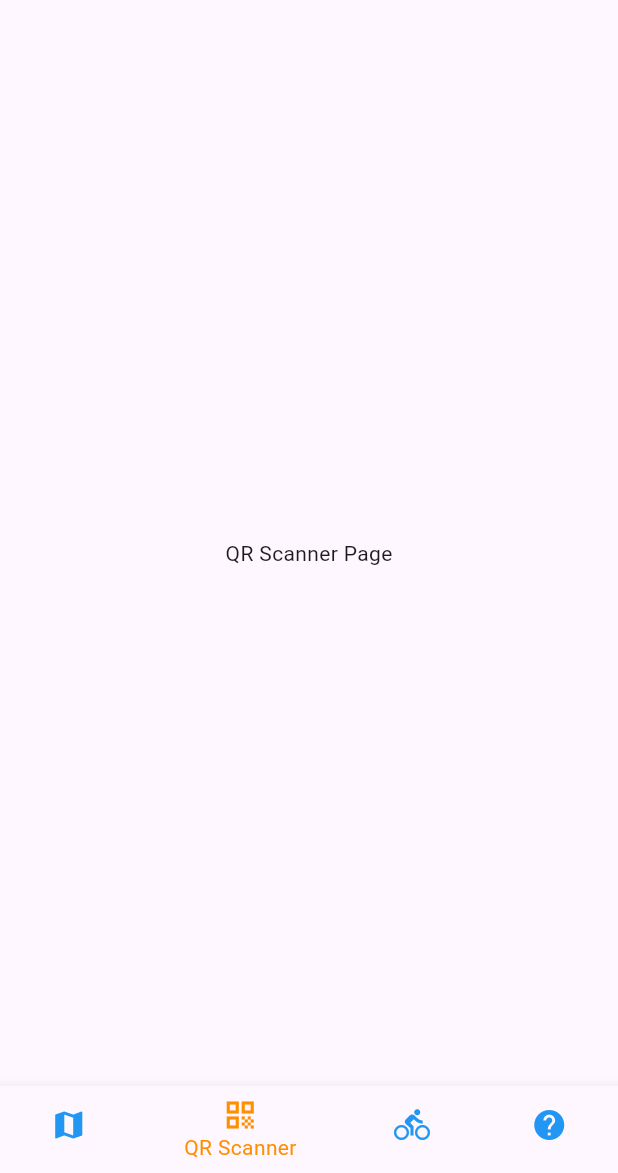
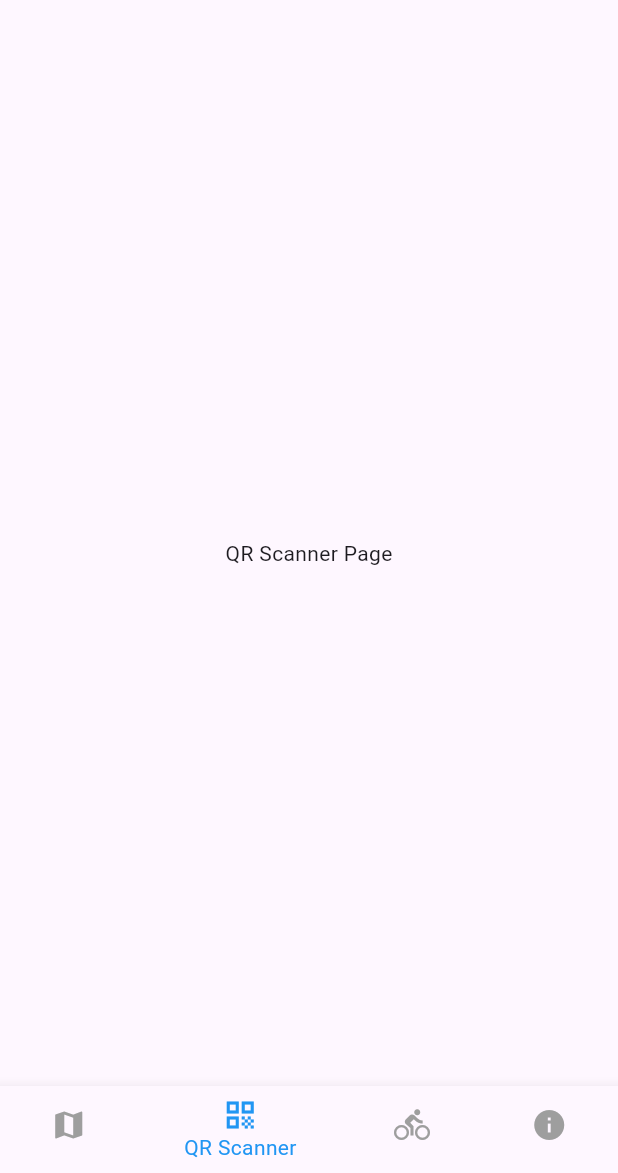
Before and after one commit to 0dm/Micycle, a Flutter app: the screen it shows after launch, item 2 of the bottom bar chosen, on a phone screen of 412 x 824 dp, the part 63-1236 px from its top. Run offline on Flutter 3.47's test engine with Material 3 defaults, Android fonts, the phone set to English and light mode, and no system bars; our stand-ins replace google_maps_flutter.

Commit message:
1.5 Fix merge conflict

```diff
--- a/lib/main.dart
+++ b/lib/main.dart
@@ -2,11 +2,11 @@ import 'package:flutter/material.dart';
 import 'package:google_maps_flutter/google_maps_flutter.dart';
 
 void main() {
-  runApp(const MyApp());
+  runApp(const App());
 }
 
-class MyApp extends StatelessWidget {
-  const MyApp({Key? key}) : super(key: key);
+class App extends StatelessWidget {
+  const App({Key? key}) : super(key: key);
 
   @override
   Widget build(BuildContext context) {
@@ -15,31 +15,26 @@ class MyApp extends StatelessWidget {
       theme: ThemeData(
         primarySwatch: Colors.blue,
       ),
-      home: const MyHomePage(),
+      home: const Home(),
     );
   }
 }
 
-class MyHomePage extends StatefulWidget {
-  const MyHomePage({Key? key}) : super(key: key);
+class Home extends StatefulWidget {
+  const Home({super.key});
 
   @override
-  _MyHomePageState createState() => _MyHomePageState();
+  _HomeState createState() => _HomeState();
 }
 
-class _MyHomePageState extends State<MyHomePage> {
+class _HomeState extends State<Home> {
   int _selectedIndex = 0;
 
-  static const List<Widget> _widgetOptions = <Widget>[
-    GoogleMap(
-      initialCameraPosition: CameraPosition(
-        target: LatLng(37.42796133580664, -122.085749655962),
-        zoom: 14.4746,
-      ),
-    ),
-    Text('QR Scanner Page'),
-    Text('Page 1'),
-    Text('Page 2'),
+  static final List<Widget> _widgetOptions = <Widget>[
+    const MapPage(),
+    const QRScannerPage(),
+    const BikePage(),
+    const InfoPage(),
   ];
 
   void _onItemTapped(int index) {
@@ -54,9 +49,7 @@ class _MyHomePageState extends State<MyHomePage> {
       appBar: AppBar(
         title: const Text('MiCycle 🚲'),
       ),
-      body: Center(
-        child: _widgetOptions.elementAt(_selectedIndex),
-      ),
+      body: _widgetOptions.elementAt(_selectedIndex),
       bottomNavigationBar: BottomNavigationBar(
         items: const <BottomNavigationBarItem>[
           BottomNavigationBarItem(
@@ -72,15 +65,56 @@ class _MyHomePageState extends State<MyHomePage> {
             label: 'Bike',
           ),
           BottomNavigationBarItem(
-            icon: Icon(Icons.help),
-            label: 'Page 2',
+            icon: Icon(Icons.info),
+            label: 'Info',
           ),
         ],
         currentIndex: _selectedIndex,
-        selectedItemColor: Colors.amber[800],
-        unselectedItemColor: Colors.blue, // Add this line
         onTap: _onItemTapped,
+        unselectedItemColor: Colors.grey,
+        selectedItemColor: Colors.blue,
       ),
     );
   }
 }
+
+class MapPage extends StatelessWidget {
+  const MapPage({super.key});
+
+  @override
+  Widget build(BuildContext context) {
+    return const GoogleMap(
+      initialCameraPosition: CameraPosition(
+        target: LatLng(43.548729, -79.664291),
+        zoom: 12,
+      ),
+    );
+  }
+}
+
+class QRScannerPage extends StatelessWidget {
+  const QRScannerPage({super.key});
+
+  @override
+  Widget build(BuildContext context) {
+    return const Center(child: Text('QR Scanner Page'));
+  }
+}
+
+class BikePage extends StatelessWidget {
+  const BikePage({super.key});
+
+  @override
+  Widget build(BuildContext context) {
+    return const Center(child: Text('Bike Page'));
+  }
+}
+
+class InfoPage extends StatelessWidget {
+  const InfoPage({super.key});
+
+  @override
+  Widget build(BuildContext context) {
+    return const Center(child: Text('Info Page'));
+  }
+}
```
